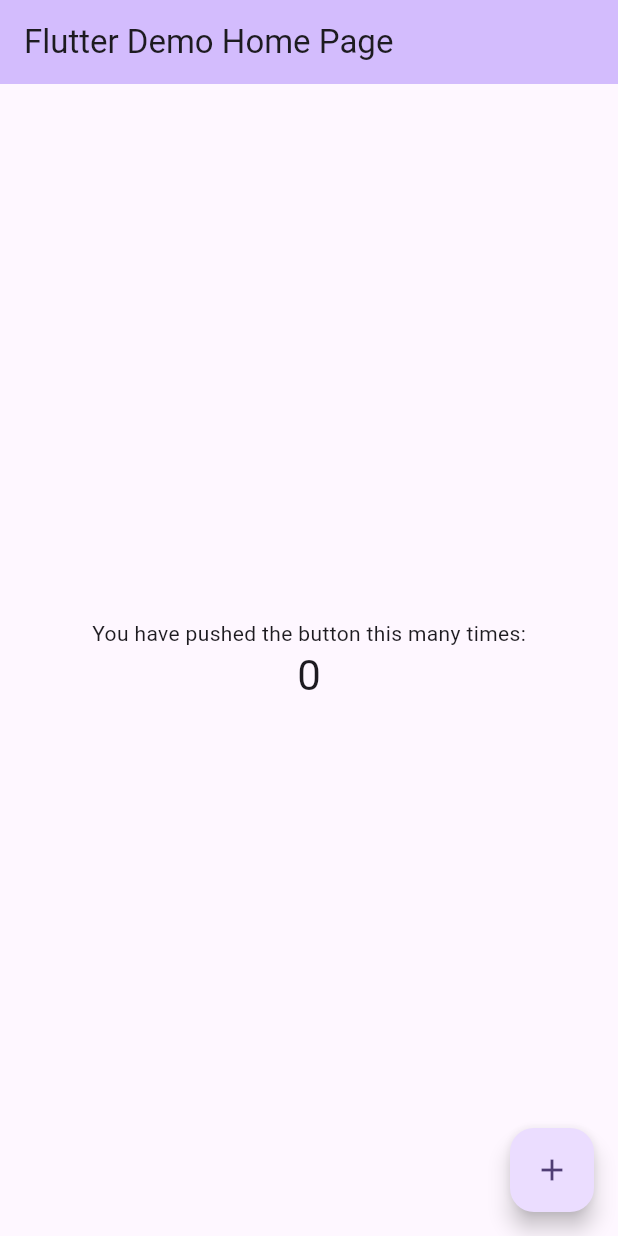
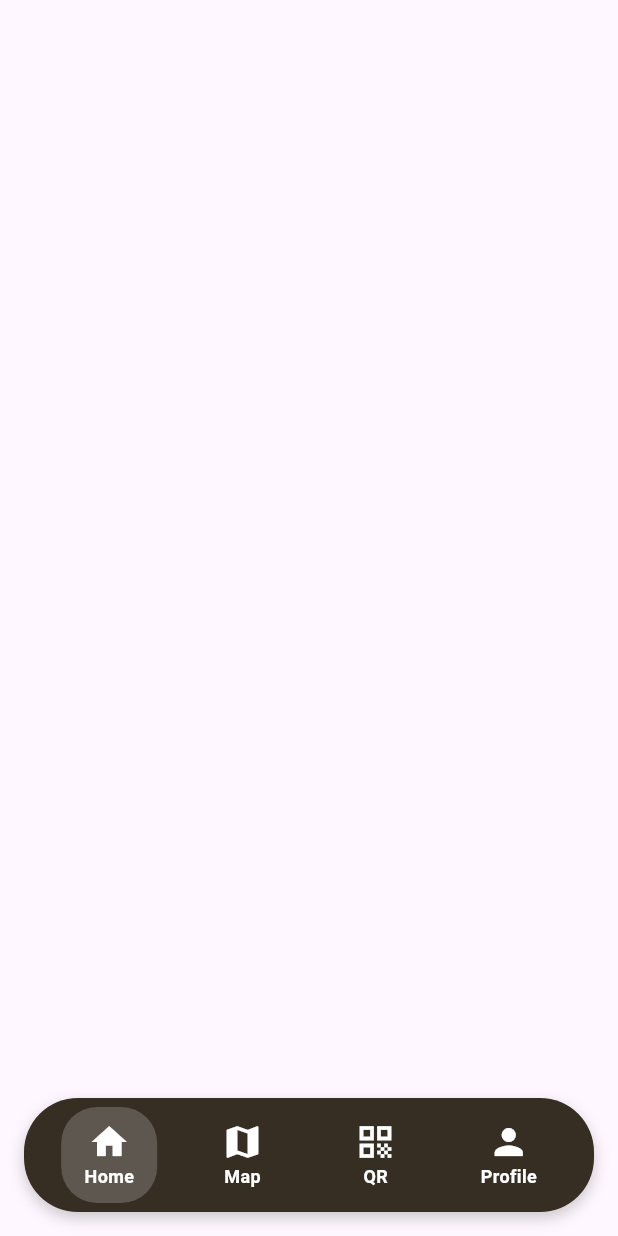
Before and after one commit to aaaaarsen/qaz-route-mobile, a Flutter app: the screen it shows after launch, on a phone screen of 412 x 824 dp. Run offline on Flutter 3.47's test engine with Material 3 defaults, Android fonts, the phone set to English and light mode, and no system bars; our stand-ins replace auto_route.

Commit message:
Добавлена структура навигации

```diff
--- a/lib/main.dart
+++ b/lib/main.dart
@@ -1,122 +1,6 @@
 import 'package:flutter/material.dart';
+import 'package:qaz_route_mobile/src/widget/app.dart';
 
 void main() {
-  runApp(const MyApp());
+  runApp(const App());
 }
-
-class MyApp extends StatelessWidget {
-  const MyApp({super.key});
-
-  // This widget is the root of your application.
-  @override
-  Widget build(BuildContext context) {
-    return MaterialApp(
-      title: 'Flutter Demo',
-      theme: ThemeData(
-        // This is the theme of your application.
-        //
-        // TRY THIS: Try running your application with "flutter run". You'll see
-        // the application has a purple toolbar. Then, without quitting the app,
-        // try changing the seedColor in the colorScheme below to Colors.green
-        // and then invoke "hot reload" (save your changes or press the "hot
-        // reload" button in a Flutter-supported IDE, or press "r" if you used
-        // the command line to start the app).
-        //
-        // Notice that the counter didn't reset back to zero; the application
-        // state is not lost during the reload. To reset the state, use hot
-        // restart instead.
-        //
-        // This works for code too, not just values: Most code changes can be
-        // tested with just a hot reload.
-        colorScheme: ColorScheme.fromSeed(seedColor: Colors.deepPurple),
-      ),
-      home: const MyHomePage(title: 'Flutter Demo Home Page'),
-    );
-  }
-}
-
-class MyHomePage extends StatefulWidget {
-  const MyHomePage({super.key, required this.title});
-
-  // This widget is the home page of your application. It is stateful, meaning
-  // that it has a State object (defined below) that contains fields that affect
-  // how it looks.
-
-  // This class is the configuration for the state. It holds the values (in this
-  // case the title) provided by the parent (in this case the App widget) and
-  // used by the build method of the State. Fields in a Widget subclass are
-  // always marked "final".
-
-  final String title;
-
-  @override
-  State<MyHomePage> createState() => _MyHomePageState();
-}
-
-class _MyHomePageState extends State<MyHomePage> {
-  int _counter = 0;
-
-  void _incrementCounter() {
-    setState(() {
-      // This call to setState tells the Flutter framework that something has
-      // changed in this State, which causes it to rerun the build method below
-      // so that the display can reflect the updated values. If we changed
-      // _counter without calling setState(), then the build method would not be
-      // called again, and so nothing would appear to happen.
-      _counter++;
-    });
-  }
-
-  @override
-  Widget build(BuildContext context) {
-    // This method is rerun every time setState is called, for instance as done
-    // by the _incrementCounter method above.
-    //
-    // The Flutter framework has been optimized to make rerunning build methods
-    // fast, so that you can just rebuild anything that needs updating rather
-    // than having to individually change instances of widgets.
-    return Scaffold(
-      appBar: AppBar(
-        // TRY THIS: Try changing the color here to a specific color (to
-        // Colors.amber, perhaps?) and trigger a hot reload to see the AppBar
-        // change color while the other colors stay the same.
-        backgroundColor: Theme.of(context).colorScheme.inversePrimary,
-        // Here we take the value from the MyHomePage object that was created by
-        // the App.build method, and use it to set our appbar title.
-        title: Text(widget.title),
-      ),
-      body: Center(
-        // Center is a layout widget. It takes a single child and positions it
-        // in the middle of the parent.
-        child: Column(
-          // Column is also a layout widget. It takes a list of children and
-          // arranges them vertically. By default, it sizes itself to fit its
-          // children horizontally, and tries to be as tall as its parent.
-          //
-          // Column has various properties to control how it sizes itself and
-          // how it positions its children. Here we use mainAxisAlignment to
-          // center the children vertically; the main axis here is the vertical
-          // axis because Columns are vertical (the cross axis would be
-          // horizontal).
-          //
-          // TRY THIS: Invoke "debug painting" (choose the "Toggle Debug Paint"
-          // action in the IDE, or press "p" in the console), to see the
-          // wireframe for each widget.
-          mainAxisAlignment: MainAxisAlignment.center,
-          children: <Widget>[
-            const Text('You have pushed the button this many times:'),
-            Text(
-              '$_counter',
-              style: Theme.of(context).textTheme.headlineMedium,
-            ),
-          ],
-        ),
-      ),
-      floatingActionButton: FloatingActionButton(
-        onPressed: _incrementCounter,
-        tooltip: 'Increment',
-        child: const Icon(Icons.add),
-      ), // This trailing comma makes auto-formatting nicer for build methods.
-    );
-  }
-}
--- /dev/null
+++ b/lib/src/core/app_colors.dart
@@ -0,0 +1,47 @@
+import 'package:flutter/material.dart';
+
+class AppColors {
+  const AppColors._();
+
+  // Primary colors
+  static const Color primaryDark = Color(0xFF4A4238);
+  static const Color primary = Color(0xFF6D5D4B);
+  static const Color primaryLight = Color(0xFF8B7A68);
+
+  // Accent colors
+  static const Color accent = Color(0xFFB1A296);
+  static const Color accentLight = Color(0xFFD1C8BF);
+
+  // Gray-brown neutrals
+  static const Color taupe = Color(0xFF7D746A);
+  static const Color stone = Color(0xFF9D8E7E);
+  static const Color greige = Color(0xFFBBB2A7);
+  static const Color mushroom = Color(0xFFDDD8D3);
+  static const Color bone = Color(0xFFEAE6E1);
+  static const Color ivory = Color(0xFFF5F2EE);
+
+  // Dark shades
+  static const Color espresso = Color(0xFF362D23);
+  static const Color charcoal = Color(0xFF414141);
+  static const Color slate = Color(0xFF5D5D5D);
+
+  // Supporting colors
+  static const Color moss = Color(0xFF7C8363);
+  static const Color sage = Color(0xFFB2B8A3);
+  static const Color clay = Color(0xFFA47551);
+  static const Color terracotta = Color(0xFFBF8069);
+
+  // Functional colors
+  static const Color background = Color(0xFFF8F5F1);
+  static const Color surface = Color(0xFFFFFFFF);
+  static const Color error = Color(0xFFAA5042);
+  static const Color success = Color(0xFF7A8B75);
+  static const Color warning = Color(0xFFBF9A5A);
+  static const Color info = Color(0xFF7D8CA3);
+
+  // Text colors
+  static const Color textPrimary = Color(0xFF312A24);
+  static const Color textSecondary = Color(0xFF6E665D);
+  static const Color textTertiary = Color(0xFF9E958C);
+  static const Color textLight = Color(0xFFF5F2EE);
+}
--- /dev/null
+++ b/lib/src/router/app_router.dart
@@ -0,0 +1,26 @@
+import 'package:auto_route/auto_route.dart';
+import 'package:qaz_route_mobile/src/widget/app.dart';
+import 'package:qaz_route_mobile/src/widget/home_screen.dart';
+import 'package:qaz_route_mobile/src/widget/maps_screen.dart';
+import 'package:qaz_route_mobile/src/widget/profile_screen.dart';
+import 'package:qaz_route_mobile/src/widget/qr_screen.dart';
+
+part 'app_router.gr.dart';
+
+@AutoRouterConfig()
+class AppRouter extends RootStackRouter {
+  @override
+  List<AutoRoute> get routes => [
+    AutoRoute(
+      page: AppRoute.page,
+      path: '/',
+      initial: true,
+      children: [
+        AutoRoute(page: HomeRoute.page, path: 'home', initial: true),
+        AutoRoute(page: MapsRoute.page, path: 'maps'),
+        AutoRoute(page: QrRoute.page, path: 'qr'),
+        AutoRoute(page: ProfileRoute.page, path: 'profile'),
+      ],
+    ),
+  ];
+}
--- /dev/null
+++ b/lib/src/widget/app.dart
@@ -0,0 +1,41 @@
+import 'package:auto_route/auto_route.dart';
+import 'package:flutter/material.dart';
+import 'package:qaz_route_mobile/src/router/app_router.dart';
+import 'package:qaz_route_mobile/src/widget/bottom_nav_bar.dart';
+
+class App extends StatefulWidget {
+  const App({super.key});
+
+  @override
+  State<App> createState() => _AppState();
+}
+
+class _AppState extends State<App> {
+  late final AppRouter _router;
+
+  @override
+  void initState() {
+    super.initState();
+    _router = AppRouter();
+  }
+
+  @override
+  Widget build(BuildContext context) {
+    return MaterialApp.router(routerConfig: _router.config());
+  }
+}
+
+@RoutePage()
+class AppScreen extends StatelessWidget {
+  const AppScreen({super.key});
+
+  @override
+  Widget build(BuildContext context) {
+    return AutoTabsScaffold(
+      routes: const [HomeRoute(), MapsRoute(), QrRoute(), ProfileRoute()],
+      bottomNavigationBuilder: (_, tabsRouter) {
+        return BottomNavBar(tabsRouter: tabsRouter);
+      },
+    );
+  }
+}
--- /dev/null
+++ b/lib/src/widget/bottom_nav_bar.dart
@@ -0,0 +1,113 @@
+import 'package:flutter/material.dart';
+import 'package:auto_route/auto_route.dart';
+import 'package:qaz_route_mobile/src/core/app_colors.dart';
+
+class BottomNavBar extends StatelessWidget {
+  const BottomNavBar({super.key, required this.tabsRouter});
+
+  final TabsRouter tabsRouter;
+
+  @override
+  Widget build(BuildContext context) {
+    return Padding(
+      padding: EdgeInsets.fromLTRB(
+        16,
+        16,
+        16,
+        16 + MediaQuery.paddingOf(context).bottom,
+      ),
+      child: Container(
+        height: 76,
+        decoration: BoxDecoration(
+          color: AppColors.espresso,
+          borderRadius: BorderRadius.circular(36),
+          boxShadow: [
+            BoxShadow(
+              color: Colors.black.withValues(alpha: 0.2),
+              blurRadius: 8,
+              offset: const Offset(0, 4),
+            ),
+          ],
+        ),
+        child: Row(
+          mainAxisAlignment: MainAxisAlignment.spaceEvenly,
+          children: [
+            BottomNavBarItem(
+              onPressed: () => tabsRouter.setActiveIndex(0),
+              icon: Icons.home,
+              label: 'Home',
+              isSelected: tabsRouter.activeIndex == 0,
+            ),
+            BottomNavBarItem(
+              onPressed: () => tabsRouter.setActiveIndex(1),
+              icon: Icons.map,
+              label: 'Map',
+              isSelected: tabsRouter.activeIndex == 1,
+            ),
+            BottomNavBarItem(
+              onPressed: () => tabsRouter.setActiveIndex(2),
+              icon: Icons.qr_code,
+              label: 'QR',
+              isSelected: tabsRouter.activeIndex == 2,
+            ),
+            BottomNavBarItem(
+              onPressed: () => tabsRouter.setActiveIndex(3),
+              icon: Icons.person,
+              label: 'Profile',
+              isSelected: tabsRouter.activeIndex == 3,
+            ),
+          ],
+        ),
+      ),
+    );
+  }
+}
+
+class BottomNavBarItem extends StatelessWidget {
+  const BottomNavBarItem({
+    super.key,
+    required this.onPressed,
+    required this.icon,
+    required this.label,
+    required this.isSelected,
+  });
+
+  final VoidCallback onPressed;
+  final IconData icon;
+  final bool isSelected;
+  final String label;
+
+  @override
+  Widget build(BuildContext context) {
+    return InkWell(
+      onTap: onPressed,
+      borderRadius: BorderRadius.circular(24),
+      child: Container(
+        width: 64,
+        height: 64,
+        decoration:
+            isSelected
+                ? BoxDecoration(
+                  color: AppColors.surface.withValues(alpha: 0.2),
+                  borderRadius: BorderRadius.circular(24),
+                )
+                : null,
+        child: Column(
+          mainAxisSize: MainAxisSize.min,
+          mainAxisAlignment: MainAxisAlignment.center,
+          children: [
+            Icon(icon, color: AppColors.surface, size: 28),
+            Text(
+              label,
+              style: TextStyle(
+                color: AppColors.surface,
+                fontSize: 12,
+                fontWeight: FontWeight.bold,
+              ),
+            ),
+          ],
+        ),
+      ),
+    );
+  }
+}
--- /dev/null
+++ b/lib/src/widget/home_screen.dart
@@ -0,0 +1,12 @@
+import 'package:auto_route/auto_route.dart';
+import 'package:flutter/material.dart';
+
+@RoutePage()
+class HomeScreen extends StatelessWidget {
+  const HomeScreen({super.key});
+
+  @override
+  Widget build(BuildContext context) {
+    return Scaffold();
+  }
+}
--- /dev/null
+++ b/lib/src/widget/maps_screen.dart
@@ -0,0 +1,12 @@
+import 'package:auto_route/auto_route.dart';
+import 'package:flutter/material.dart';
+
+@RoutePage()
+class MapsScreen extends StatelessWidget {
+  const MapsScreen({super.key});
+
+  @override
+  Widget build(BuildContext context) {
+    return Scaffold();
+  }
+}
--- /dev/null
+++ b/lib/src/widget/profile_screen.dart
@@ -0,0 +1,12 @@
+import 'package:auto_route/auto_route.dart';
+import 'package:flutter/material.dart';
+
+@RoutePage()
+class ProfileScreen extends StatelessWidget {
+  const ProfileScreen({super.key});
+
+  @override
+  Widget build(BuildContext context) {
+    return Scaffold();
+  }
+}
--- /dev/null
+++ b/lib/src/widget/qr_screen.dart
@@ -0,0 +1,12 @@
+import 'package:auto_route/auto_route.dart';
+import 'package:flutter/material.dart';
+
+@RoutePage()
+class QrScreen extends StatelessWidget {
+  const QrScreen({super.key});
+
+  @override
+  Widget build(BuildContext context) {
+    return Scaffold();
+  }
+}
```
Also changed, not shown: pubspec.yaml (+4 -3 lines), lib/src/router/app_router.gr.dart (added), pubspec.lock, 7 other files.
